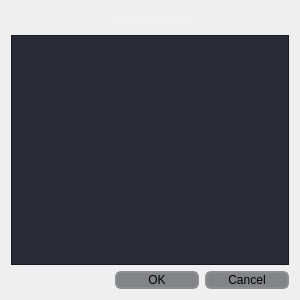
SixofClubsss/Dero-Baccarat, file Mainnet-Baccarat/dialog.ui: the form before one commit.
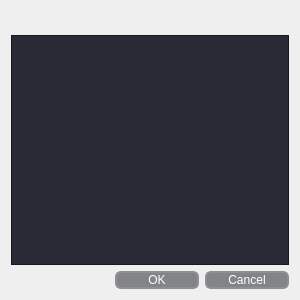
The form after the commit. Icons and pictures are not drawn.

```diff
--- a/Mainnet-Baccarat/dialog.ui
+++ b/Mainnet-Baccarat/dialog.ui
@@ -208,6 +208,7 @@
      </property>
      <property name="styleSheet">
       <string notr="true">QPushButton{
+	color: rgb(255, 255, 255);
     background-color: rgb(85, 88, 93, 180);
     border: 2px solid #8f8f91;
     border-radius: 6px;
```
Left out of the diff: 3 changed lines with no effect on the pictures.
